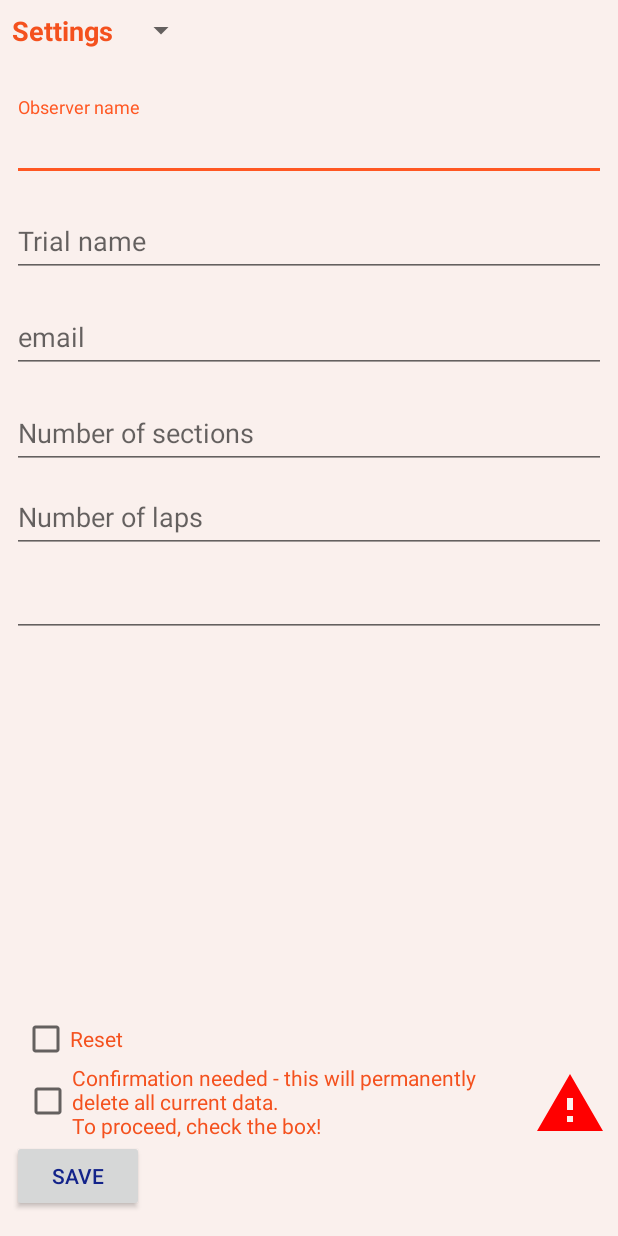
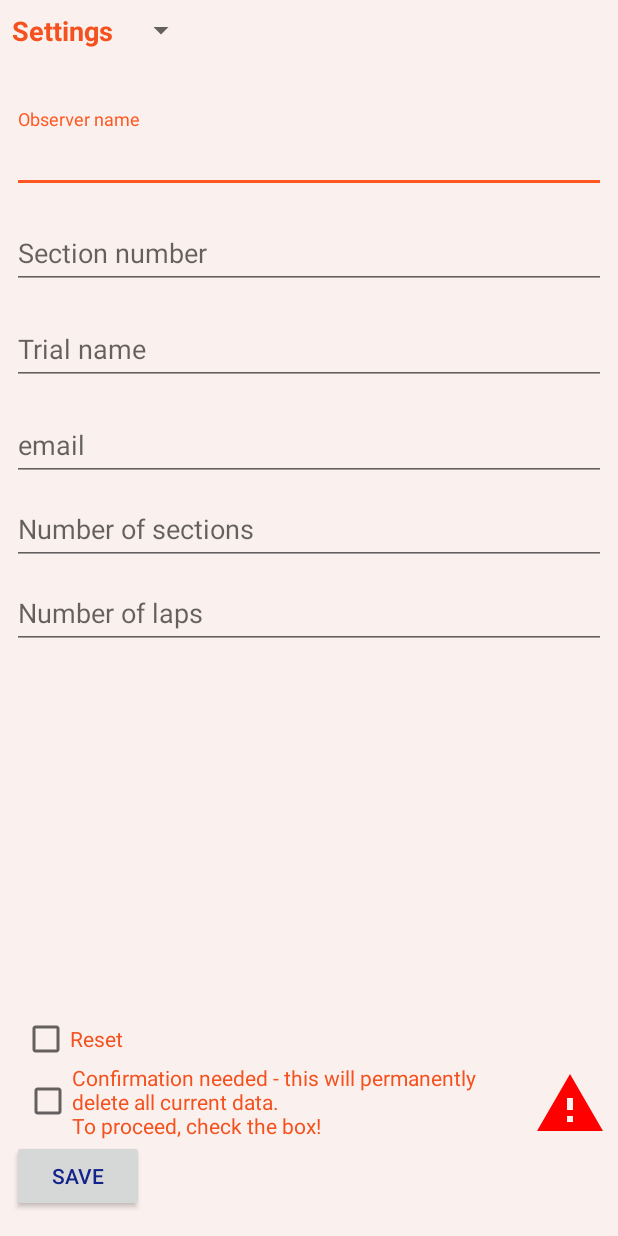
Before and after one commit to alexsykes/Observer, an Android app: the layout activity_setup.xml on its own in the app's theme, with its tools: preview values and no code run, on a phone screen of 412 x 824 dp. Run offline under Robolectric (Android 15) with nearby library versions, the phone set to English and light mode, and no system bars.

Commit message:
WiP - pre Setup changes

```diff
--- a/app/src/main/res/layout/activity_setup.xml
+++ b/app/src/main/res/layout/activity_setup.xml
@@ -44,15 +44,23 @@
         app:layout_constraintStart_toStartOf="parent"
         app:layout_constraintTop_toBottomOf="@+id/trialSelect" />
 
+    <LinearLayout
+        android:id="@+id/scoreDetails"
+        android:layout_width="match_parent"
+        android:layout_height="wrap_content"
+        android:orientation="vertical"
+        app:layout_constraintEnd_toEndOf="parent"
+        app:layout_constraintStart_toStartOf="parent"
+        app:layout_constraintTop_toBottomOf="@+id/trialDetailView" >
+
+
     <com.google.android.material.textfield.TextInputLayout
-        android:id="@+id/observerTextView"
-        android:layout_width="0dp"
+        android:id="@+id/observerView"
+        android:layout_width="match_parent"
         android:layout_height="wrap_content"
         android:layout_marginStart="8dp"
-        android:layout_marginEnd="8dp"
-        app:layout_constraintEnd_toEndOf="parent"
-        app:layout_constraintStart_toStartOf="parent"
-        app:layout_constraintTop_toBottomOf="@+id/trialDetailView">
+        android:layout_marginTop="8dp"
+        android:layout_marginEnd="8dp">
 
         <com.google.android.material.textfield.TextInputEditText
             android:id="@+id/observerTextInput"
@@ -64,6 +72,25 @@
             android:textColor="@color/colorPrimaryDark" />
     </com.google.android.material.textfield.TextInputLayout>
 
+    <com.google.android.material.textfield.TextInputLayout
+        android:id="@+id/sectionNumberView"
+        android:layout_width="match_parent"
+        android:layout_height="wrap_content"
+        android:layout_marginStart="8dp"
+        android:layout_marginTop="8dp"
+        android:layout_marginEnd="8dp">
+
+        <com.google.android.material.textfield.TextInputEditText
+            android:id="@+id/sectionNumberTextInput"
+            android:layout_width="match_parent"
+            android:layout_height="wrap_content"
+            android:hint="@string/section_number"
+            android:inputType="number"
+            android:singleLine="true"
+            android:textColor="@color/colorPrimaryDark" />
+    </com.google.android.material.textfield.TextInputLayout>
+    </LinearLayout>
+
     <LinearLayout
         android:id="@+id/trialDetailsInput"
         android:layout_width="match_parent"
@@ -71,11 +98,11 @@
         android:orientation="vertical"
         app:layout_constraintEnd_toEndOf="parent"
         app:layout_constraintStart_toStartOf="parent"
-        app:layout_constraintTop_toBottomOf="@id/observerTextView">
+        app:layout_constraintTop_toBottomOf="@id/scoreDetails">
 
 
         <com.google.android.material.textfield.TextInputLayout
-            android:id="@+id/trialNameInputLayout"
+            android:id="@+id/trialNameView"
             android:layout_width="match_parent"
             android:layout_height="wrap_content"
             android:layout_marginStart="8dp"
@@ -92,7 +119,7 @@
         </com.google.android.material.textfield.TextInputLayout>
 
         <com.google.android.material.textfield.TextInputLayout
-            android:id="@+id/emailInputLayout"
+            android:id="@+id/emailView"
             android:layout_width="match_parent"
             android:layout_height="wrap_content"
             android:layout_marginStart="8dp"
@@ -109,25 +136,21 @@
         </com.google.android.material.textfield.TextInputLayout>
 
         <com.google.android.material.textfield.TextInputLayout
-            android:id="@+id/sectionNumberInput"
+            android:id="@+id/numSectionsView"
             android:layout_width="match_parent"
             android:layout_height="wrap_content"
             android:layout_marginStart="8dp"
-            android:layout_marginTop="8dp"
             android:layout_marginEnd="8dp">
 
             <com.google.android.material.textfield.TextInputEditText
-                android:id="@+id/sectionNumberTextInput"
+                android:id="@+id/numSectionsTextInput"
                 android:layout_width="match_parent"
                 android:layout_height="wrap_content"
-                android:hint="@string/number_of_sections"
-                android:inputType="number"
-                android:singleLine="true"
-                android:textColor="@color/colorPrimaryDark" />
+                android:hint="@string/number_of_sections" />
         </com.google.android.material.textfield.TextInputLayout>
 
         <com.google.android.material.textfield.TextInputLayout
-            android:id="@+id/numLapsInput"
+            android:id="@+id/numLapsView"
             android:layout_width="match_parent"
             android:layout_height="wrap_content"
             android:layout_marginStart="8dp"
@@ -193,19 +216,4 @@
         app:layout_constraintBottom_toBottomOf="parent"
         app:layout_constraintStart_toStartOf="parent" />
 
-    <com.google.android.material.textfield.TextInputLayout
-        android:id="@+id/numSectionsInputLayout"
-        android:layout_width="match_parent"
-        android:layout_height="wrap_content"
-        android:layout_marginStart="8dp"
-        android:layout_marginEnd="8dp"
-        app:layout_constraintStart_toStartOf="parent"
-        app:layout_constraintTop_toBottomOf="@+id/trialDetailsInput">
-
-        <com.google.android.material.textfield.TextInputEditText
-            android:id="@+id/numSectionsTextInput"
-            android:layout_width="match_parent"
-            android:layout_height="wrap_content" />
-    </com.google.android.material.textfield.TextInputLayout>
-
 </androidx.constraintlayout.widget.ConstraintLayout>
```
Also changed, not shown: app/src/main/java/com/alexsykes/observer/activities/SetupActivity.java (+29 -27 lines).
